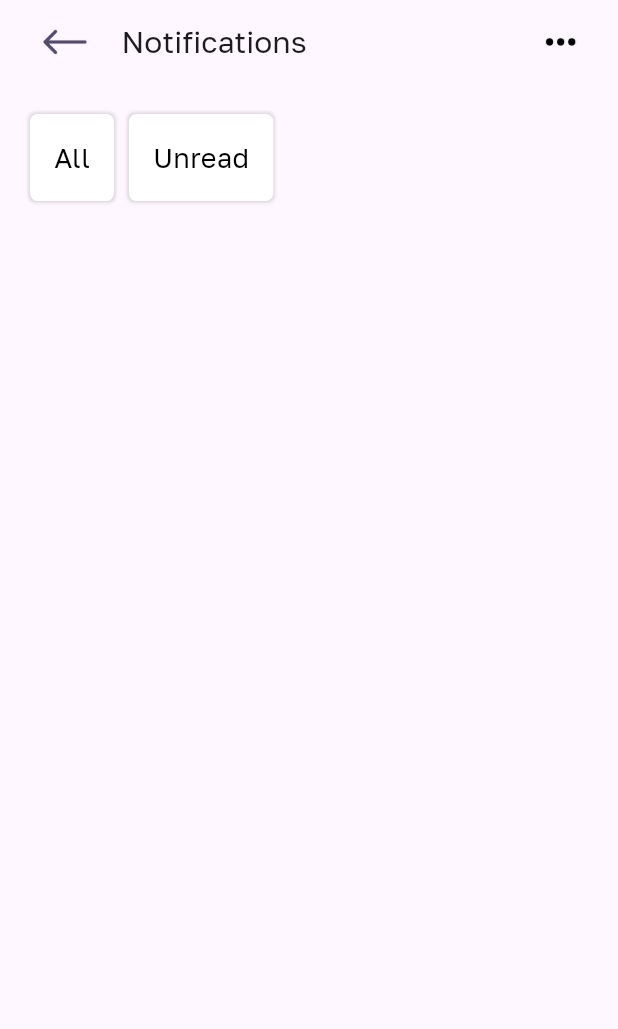
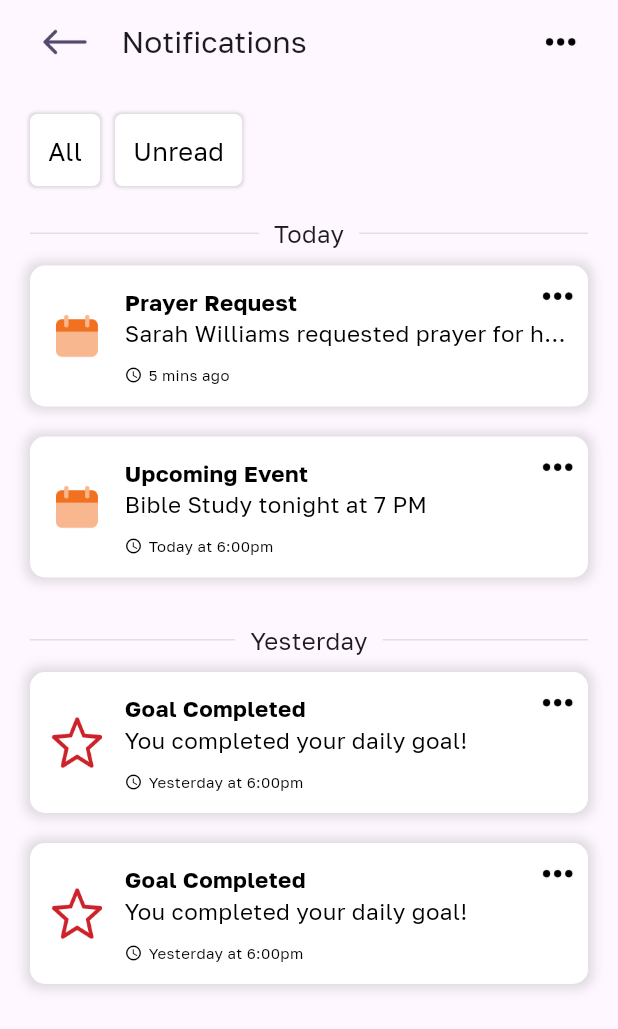
Before and after one commit to PhilipNzube/bcci_platform, a Flutter app: the NotificationPage screen opened directly, on a phone screen of 412 x 824 dp. Shown: the top 1029 px of the screen. Run offline on Flutter 3.47's test engine with Material 3 defaults, Android fonts, the phone set to English and light mode, and no system bars; our stand-ins replace carousel_slider, connectivity_plus, flutter_secure_storage, shared_preferences; accounts and stored records are empty.

Commit message:
update 10 files

```diff
--- a/lib/presentation/controllers/notifications_page_controller.dart
+++ b/lib/presentation/controllers/notifications_page_controller.dart
@@ -1,168 +1,16 @@
-import 'package:carousel_slider/carousel_slider.dart';
-import 'package:flutter/material.dart' hide CarouselController;
-import 'package:flutter_secure_storage/flutter_secure_storage.dart';
-import 'package:shared_preferences/shared_preferences.dart';
-import 'dart:async';
-import 'package:connectivity_plus/connectivity_plus.dart';
+import 'package:flutter/material.dart';
 
 class NotificationPageController extends ChangeNotifier {
-  final TextEditingController _searchController = TextEditingController();
-  final FocusNode _searchFocusNode = FocusNode();
-  List _searchResults = [];
-  bool _searchLoading = false;
-  bool _isSearching = false;
-  List<String> _imagePaths = [
-    "images/Banner.png",
-    "images/Banner.png",
-    "images/Banner.png",
-  ];
-  int _current = 0;
-  final CarouselController _controller = CarouselController();
-  Map<String, bool> _isLikedMap = {};
-  int? _selectedRadioValue = 0;
-  final storage = const FlutterSecureStorage();
-  ValueNotifier<String?> _selectedFilter = ValueNotifier<String?>(null);
-  bool _isFilterActive = false;
-  int? userId;
-  String? _fullName;
-  String? _userName;
-  String? _profileImage;
-  String? _email;
-  String? _address;
-  String? _city;
-  String? _state;
-  String? _storeName;
-  String? _storeWebsiteUrl;
-  String? _storeDescription;
-  String? _walletBalance;
-  String? _phone;
-  String? _gender;
-  String? _role;
-  List<Map<String, dynamic>> products = [];
-  bool _isLoading = false;
-  late SharedPreferences prefs;
-  Timer? _timer;
-  int _remainingTime = 0;
-  bool _isLoading2 = false;
-  bool _isRefreshing = false;
-  StreamSubscription<ConnectivityResult>? connectivitySubscription;
-  late ScrollController _scrollController;
-  int pageNum = 1;
-  bool _isFetchingMore = false;
-  String _userRole = "";
-  String _url = "";
-  bool _isMoved = false;
-  bool _isLoggedOut = false;
-  String _previousRole = "Customer";
-  String _currentRole = "Customer";
-  bool _activateFabForCustomerView = false;
-  // late Future<void> _userData;
+  final ValueNotifier<String?> selectedFilter = ValueNotifier<String?>(null);
 
-  NotificationsPageController() {
-    initialize();
+  NotificationPageController() {
+    selectedFilter.addListener(notifyListeners);
   }
 
-  //public getters
-  String? get fullName => _fullName;
-  String? get userName => _userName;
-  String? get phone => _phone;
-  String? get email => _email;
-  String? get profileImage => _profileImage;
-  String? get address => _address;
-  String? get city => _city;
-  String? get state => _state;
-  String? get storeName => _storeName;
-  String? get storeWebsiteUrl => _storeWebsiteUrl;
-  String? get storeDescription => _storeDescription;
-  String? get walletBalance => _walletBalance;
-  String? get gender => _gender;
-  String? get role => _role;
-  int get remainingTime => _remainingTime;
-  bool get isSearching => _isSearching;
-  bool get isLoading => _isLoading;
-  bool get isLoading2 => _isLoading2;
-  bool get searchLoading => _searchLoading;
-  List<dynamic> get searchResults => _searchResults;
-  int get current => _current;
-  bool get isFetchingMore => _isFetchingMore;
-  List<String> get imagePaths => _imagePaths;
-  bool get isFilterActive => _isFilterActive;
-  ValueNotifier<String?> get selectedFilter => _selectedFilter;
-  int? get selectedRadioValue => _selectedRadioValue;
-  String get userRole => _userRole;
-  bool get isMoved => _isMoved;
-  bool get isLoggedOut => _isLoggedOut;
-  String get previousRole => _previousRole;
-  String get currentRole => _currentRole;
-  bool get activateFabForCustomerView => _activateFabForCustomerView;
-  // Future<void> get userData => _userData;
-
-  TextEditingController get searchController => _searchController;
-  CarouselController get controller => _controller;
-  ScrollController get scrollController => _scrollController;
-
-  FocusNode get searchFocusNode => _searchFocusNode;
-
-  void setActivateFabForCustomerView(bool value) {
-    _activateFabForCustomerView = value;
-    notifyListeners();
-  }
-
-  void setCurrentRole(String value) {
-    _currentRole = value;
-    notifyListeners();
-  }
-
-  void setPreviousRole(String value) {
-    _previousRole = value;
-    notifyListeners();
-  }
-
-  void refreshController() {
-    notifyListeners();
-  }
-
-  void setIsLoading(bool value) {
-    _isLoading = value;
-    notifyListeners();
-  }
-
-  void setIsLoggedOut(bool value) {
-    _isLoggedOut = value;
-    notifyListeners();
-  }
-
-  void setIsSearching(bool value) {
-    _isSearching = value;
-    notifyListeners();
-  }
-
-  void setCurrent(int value) {
-    _current = value;
-    notifyListeners();
-  }
-
-  void setIsFilterActive(bool value) {
-    _isFilterActive = value;
-    notifyListeners();
-  }
-
-  void setSelectedRadioValue(int value) {
-    _selectedRadioValue = value;
-    notifyListeners();
-  }
-
-  void setIsMoved(bool value) {
-    _isMoved = value;
-    notifyListeners();
-  }
-
-  void initialize() async {
-    await initializePrefs();
-  }
-
-  Future<void> initializePrefs() async {
-    prefs = await SharedPreferences.getInstance();
-    notifyListeners();
+  @override
+  void dispose() {
+    selectedFilter.removeListener(notifyListeners);
+    selectedFilter.dispose();
+    super.dispose();
   }
 }
--- a/lib/presentation/screens/notification_page/notification_page.dart
+++ b/lib/presentation/screens/notification_page/notification_page.dart
@@ -1,6 +1,8 @@
 import 'package:bcci_platform/core/widgets/custom_gap.dart';
 import 'package:bcci_platform/presentation/controllers/notifications_page_controller.dart';
+import 'package:bcci_platform/presentation/screens/notification_page/widgets/day_divider.dart';
 import 'package:bcci_platform/presentation/screens/notification_page/widgets/filter_card.dart';
+import 'package:bcci_platform/presentation/screens/notification_page/widgets/notification_card.dart';
 import 'package:flutter/material.dart' hide CarouselController;
 import 'package:provider/provider.dart';
 
@@ -17,6 +19,13 @@ class _NotificationPageState extends State<NotificationPage>
   bool newCourseAlert = false;
   bool useWiFi = true;
   bool autoDownload = false;
+  final ValueNotifier<String?> _selectedFilter = ValueNotifier<String?>(null);
+
+  @override
+  void dispose() {
+    _selectedFilter.dispose();
+    super.dispose();
+  }
 
   @override
   Widget build(BuildContext context) {
@@ -76,11 +85,54 @@ class _NotificationPageState extends State<NotificationPage>
                       Gap(20),
                       Row(
                         children: [
-                          FilterCard(title: "All"),
+                          FilterCard(
+                            title: "All",
+                            selectedFilter:
+                                NotificationPageController.selectedFilter,
+                          ),
                           Gap(10, isHorizontal: true),
-                          FilterCard(title: "Unread"),
+                          FilterCard(
+                            title: "Unread",
+                            selectedFilter:
+                                NotificationPageController.selectedFilter,
+                          ),
                         ],
                       ),
+                      Gap(10),
+                      if (NotificationPageController.selectedFilter.value ==
+                              "All" ||
+                          NotificationPageController.selectedFilter.value ==
+                              null) ...[
+                        // if (NotificationPageController.selectedFilter.value ==
+                        //     "Unread")
+                        DayDivider(dayText: "Today"),
+                        NotificationCard(
+                          iconType: "Reminder",
+                          name: "Prayer Request",
+                          message:
+                              "Sarah Williams requested prayer for healing",
+                          timeStamp: "5 mins ago",
+                        ),
+                        NotificationCard(
+                          iconType: "Reminder",
+                          name: "Upcoming Event",
+                          message: "Bible Study tonight at 7 PM",
+                          timeStamp: "Today at 6:00pm",
+                        ),
+                        DayDivider(dayText: "Yesterday"),
+                        NotificationCard(
+                          iconType: "Goal",
+                          name: "Goal Completed",
+                          message: "You completed your daily goal!",
+                          timeStamp: "Yesterday at 6:00pm",
+                        ),
+                        NotificationCard(
+                          iconType: "Goal",
+                          name: "Goal Completed",
+                          message: "You completed your daily goal!",
+                          timeStamp: "Yesterday at 6:00pm",
+                        ),
+                      ],
                       Gap(10),
                     ],
                   ),
--- /dev/null
+++ b/lib/presentation/screens/notification_page/widgets/day_divider.dart
@@ -0,0 +1,31 @@
+import 'package:flutter/material.dart';
+
+class DayDivider extends StatelessWidget {
+  final String dayText;
+
+  const DayDivider({required this.dayText, super.key});
+
+  @override
+  Widget build(BuildContext context) {
+    return Padding(
+      padding: const EdgeInsets.symmetric(vertical: 10.0),
+      child: Row(
+        children: [
+          Expanded(child: Divider(color: Colors.grey[300], thickness: 1)),
+          Padding(
+            padding: const EdgeInsets.symmetric(horizontal: 10.0),
+            child: Text(
+              dayText,
+              style: TextStyle(
+                fontFamily: "GolosText",
+                fontSize: 16,
+                color: Theme.of(context).colorScheme.onSurface,
+              ),
+            ),
+          ),
+          Expanded(child: Divider(color: Colors.grey[300], thickness: 1)),
+        ],
+      ),
+    );
+  }
+}
--- a/lib/presentation/screens/notification_page/widgets/filter_card.dart
+++ b/lib/presentation/screens/notification_page/widgets/filter_card.dart
@@ -1,27 +1,50 @@
 import 'package:flutter/material.dart';
-
 import '../../../../core/widgets/custom_gap.dart';
 
 class FilterCard extends StatelessWidget {
   final String title;
+  final ValueNotifier<String?> selectedFilter;
 
-  const FilterCard({super.key, required this.title});
+  const FilterCard({
+    super.key,
+    required this.title,
+    required this.selectedFilter,
+  });
 
   @override
   Widget build(BuildContext context) {
-    return Container(
-      padding: const EdgeInsets.all(16),
+    return ValueListenableBuilder<String?>(
+      valueListenable: selectedFilter,
+      builder: (context, selectedTitle, child) {
+        final isSelected = title == selectedTitle;
+        return GestureDetector(
+          onTap: () {
+            selectedFilter.value = title;
+          },
+          child: Container(
+            padding: const EdgeInsets.all(12),
             decoration: BoxDecoration(
               color: Colors.white,
               borderRadius: BorderRadius.circular(5),
               boxShadow: [
-          BoxShadow(color: Colors.black12, spreadRadius: 1, blurRadius: 1),
+                BoxShadow(
+                  color: Colors.black12,
+                  spreadRadius: isSelected ? 0 : 1,
+                  blurRadius: isSelected ? 0 : 1,
+                ),
               ],
             ),
             child: Text(
               title,
-        style: const TextStyle(fontSize: 18, fontFamily: 'GolosText'),
+              style: TextStyle(
+                fontSize: 17,
+                fontFamily: 'GolosText',
+                color: isSelected ? const Color(0xFFFF725E) : Colors.black,
               ),
+            ),
+          ),
+        );
+      },
     );
   }
 }
--- /dev/null
+++ b/lib/presentation/screens/notification_page/widgets/notification_card.dart
@@ -0,0 +1,120 @@
+import 'package:flutter/material.dart';
+import '../../../../core/widgets/custom_gap.dart';
+
+class NotificationCard extends StatelessWidget {
+  final String iconType;
+  final String name;
+  final String message;
+  final String timeStamp;
+
+  const NotificationCard({
+    super.key,
+    required this.iconType,
+    required this.name,
+    required this.message,
+    required this.timeStamp,
+  });
+
+  @override
+  Widget build(BuildContext context) {
+    return Padding(
+      padding: const EdgeInsets.only(bottom: 20),
+      child: Stack(
+        children: [
+          Container(
+            padding: const EdgeInsets.all(14),
+            decoration: BoxDecoration(
+              color: Colors.white,
+              borderRadius: BorderRadius.circular(10),
+              boxShadow: const [
+                BoxShadow(
+                  color: Colors.black12,
+                  spreadRadius: 3,
+                  blurRadius: 6,
+                ),
+              ],
+            ),
+            child: Row(
+              crossAxisAlignment: CrossAxisAlignment.center,
+              children: [
+                if (iconType == "Reminder") ...[
+                  Image.asset(
+                    "images/Calender_Notification.png",
+                    width: 34,
+                    height: 34,
+                    fit: BoxFit.contain,
+                  ),
+                ] else if (iconType == "Goal") ...[
+                  Image.asset(
+                    "images/Star.png",
+                    width: 34,
+                    height: 34,
+                    fit: BoxFit.contain,
+                  ),
+                ],
+                const Gap(15, isHorizontal: true),
+
+                /// This `Expanded` makes the text column take remaining space
+                Expanded(
+                  child: Column(
+                    crossAxisAlignment: CrossAxisAlignment.start,
+                    children: [
+                      Text(
+                        name,
+                        style: const TextStyle(
+                          fontSize: 15,
+                          fontWeight: FontWeight.bold,
+                          fontFamily: 'GolosText',
+                          color: Colors.black,
+                        ),
+                        overflow: TextOverflow.ellipsis,
+                        maxLines: 1,
+                      ),
+                      Text(
+                        message,
+                        style: const TextStyle(
+                          fontSize: 15,
+                          fontFamily: 'GolosText',
+                          color: Colors.black,
+                        ),
+                        overflow: TextOverflow.ellipsis,
+                        maxLines: 1,
+                      ),
+                      const Gap(10),
+                      Row(
+                        children: [
+                          const Icon(
+                            Icons.access_time,
+                            size: 12,
+                            color: Colors.black,
+                          ),
+                          Gap(4, isHorizontal: true),
+                          Text(
+                            timeStamp,
+                            style: const TextStyle(
+                              fontSize: 10,
+                              fontFamily: 'GolosText',
+                              color: Colors.black,
+                            ),
+                            overflow: TextOverflow.ellipsis,
+                            maxLines: 1,
+                          ),
+                        ],
+                      ),
+                    ],
+                  ),
+                ),
+              ],
+            ),
+          ),
+
+          Positioned(
+            top: 8,
+            right: 8,
+            child: Image.asset('images/More.png', height: 25),
+          ),
+        ],
+      ),
+    );
+  }
+}
```
Lines whose indentation alone changed are shown as unchanged.
